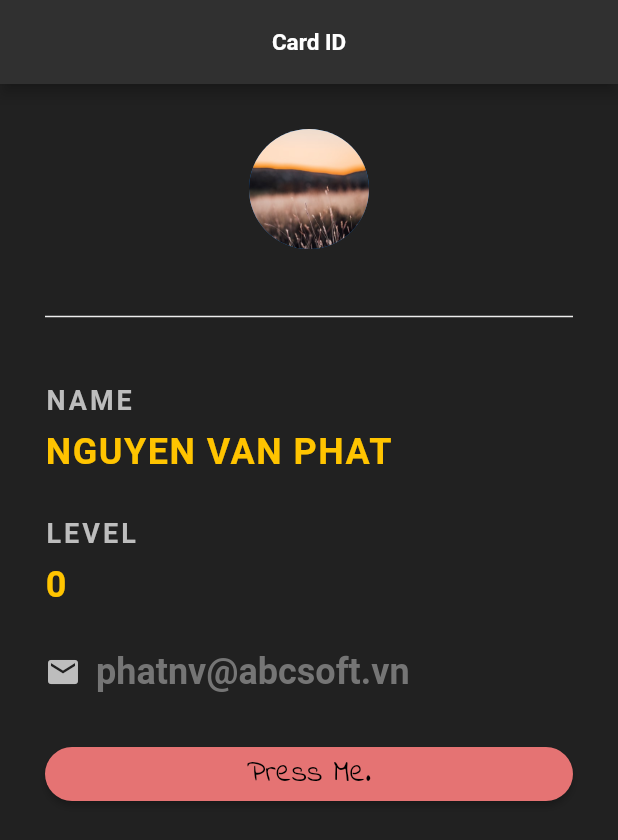
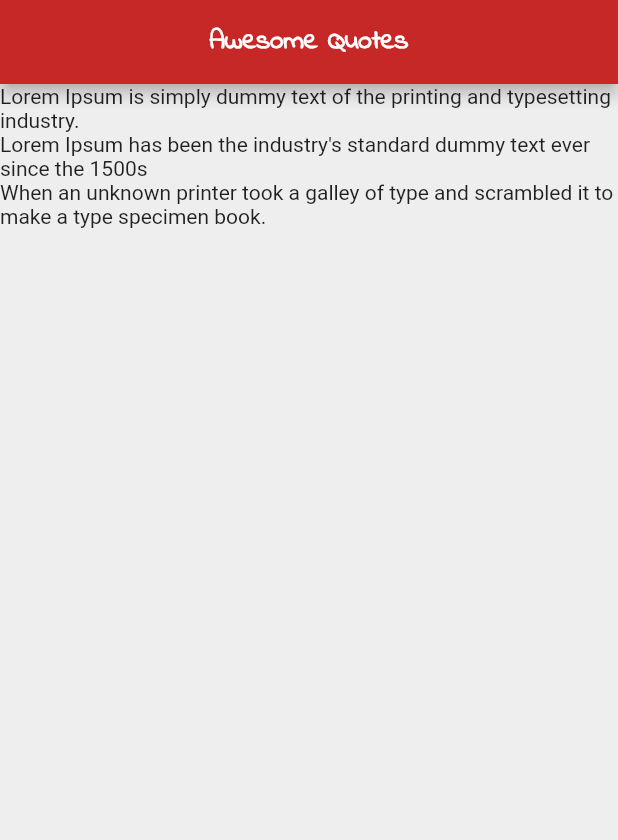
Before and after one commit to NguyenPhatBG/flutter-app-01, a Flutter app: the screen it shows after launch, on a phone screen of 412 x 824 dp. Shown: the top 840 px of the screen. Run offline on Flutter 3.47's test engine with Material 2 defaults, Android fonts, the phone set to English and light mode, and no system bars.

Commit message:
Lists of data

```diff
--- a/lib/main.dart
+++ b/lib/main.dart
@@ -1,129 +1,38 @@
 import 'package:flutter/material.dart';
 
 void main() => runApp(MaterialApp(
-  home: CardID(),
+  home: QuoteList(),
 ));
 
-class CardID extends StatefulWidget {
+class QuoteList extends StatefulWidget {
   @override
-  _CardIDState createState() => _CardIDState();
+  _QuoteListState createState() => _QuoteListState();
 }
 
-class _CardIDState extends State<CardID> {
-  int myLevel = 0;
+class _QuoteListState extends State<QuoteList> {
+  List<String> quotes = [
+    "Lorem Ipsum is simply dummy text of the printing and typesetting industry.",
+    "Lorem Ipsum has been the industry's standard dummy text ever since the 1500s",
+    "When an unknown printer took a galley of type and scrambled it to make a type specimen book.",
+  ];
   @override
   Widget build(BuildContext context) {
-    return Scaffold( // Frame
-      backgroundColor: Colors.grey[900],
+    return Scaffold(
+      backgroundColor: Colors.grey[200],
       appBar: AppBar(
-        backgroundColor: Colors.grey[850],
+        centerTitle: true,
+        backgroundColor: Colors.red[800],
         title: Text(
-          'Card ID',
+          'Awesome Quotes',
           style: TextStyle(
-            fontSize: 15.0,
+            fontSize: 18.0,
+            fontFamily: 'IndieFlower',
             fontWeight: FontWeight.bold,
           ),
         ),
-        centerTitle: true,
       ),
-      body: Padding(
-        padding: const EdgeInsets.all(30.0),
-        child: Column(
-          crossAxisAlignment: CrossAxisAlignment.start,
-          children: <Widget>[
-            Center(
-              child: CircleAvatar(
-                backgroundImage: AssetImage('assets/photo-1.jpg'),
-                radius: 40.0,
-              ),
-            ),
-            Divider(
-              height: 90.0,
-              color: Colors.grey[200],
-              thickness: 1.0,
-            ),
-            Text(
-              'NAME',
-              style: TextStyle(
-                fontSize: 18.0,
-                color: Colors.grey[400],
-                fontWeight: FontWeight.bold,
-                letterSpacing: 2.0,
-              ),
-            ),
-            SizedBox(height: 10.0),
-            Text(
-              'NGUYEN VAN PHAT',
-              style: TextStyle(
-                fontSize: 24.0,
-                color: Colors.amberAccent[400],
-                fontWeight: FontWeight.bold,
-                letterSpacing: 1.0,
-              ),
-            ),
-            SizedBox(height: 30.0),
-            Text(
-              'LEVEL',
-              style: TextStyle(
-                fontSize: 18.0,
-                color: Colors.grey[400],
-                fontWeight: FontWeight.bold,
-                letterSpacing: 2.0,
-              ),
-            ),
-            SizedBox(height: 10.0),
-            Text(
-              '$myLevel',
-              style: TextStyle(
-                fontSize: 24.0,
-                color: Colors.amberAccent[400],
-                fontWeight: FontWeight.bold,
-                letterSpacing: 1.0,
-              ),
-            ),
-            SizedBox(height: 30.0),
-            Row(
-              children: <Widget>[
-                Icon(
-                    Icons.email,
-                    color: Colors.grey[400],
-                ),
-                SizedBox(width: 10.0),
-                Text(
-                  'phatnv@abcsoft.vn',
-                  style: TextStyle(
-                    fontSize: 24.0,
-                    color: Colors.grey[600],
-                    fontWeight: FontWeight.bold,
-                  ),
-                )
-              ],
-            ),
-            SizedBox(height: 30.0),
-            Container(
-              width: MediaQuery.of(context).size.width,
-              child: RaisedButton(
-                shape: new RoundedRectangleBorder(
-                  borderRadius: new BorderRadius.circular(30.0),
-                ),
-                onPressed: () {
-                  setState(() {
-                    myLevel += 1;
-                  });
-                },
-                color: Colors.red[300],
-                child: Text(
-                  'Press Me.',
-                  style: TextStyle(
-                    color: Colors.black,
-                    fontFamily: 'IndieFlower',
-                    fontSize: 20.0,
-                  ),
-                ),
-              ),
-            )
-          ],
-        ),
+      body: Column(
+        children: quotes.map((quote) => Text(quote)).toList(),
       ),
     );
   }
```
